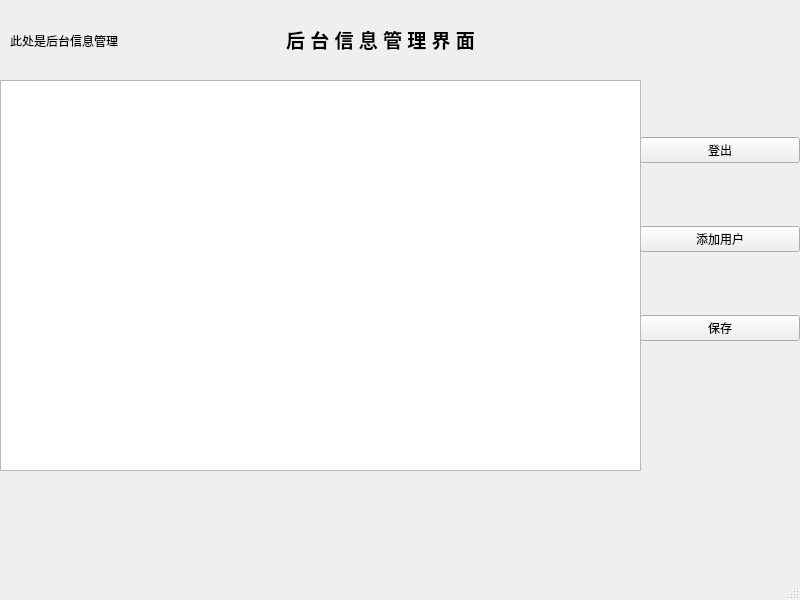
Before: the Qt Designer form CDSignInSystem/backend.ui in ClearDewy/CDSignInSystem, drawn with Qt 5.
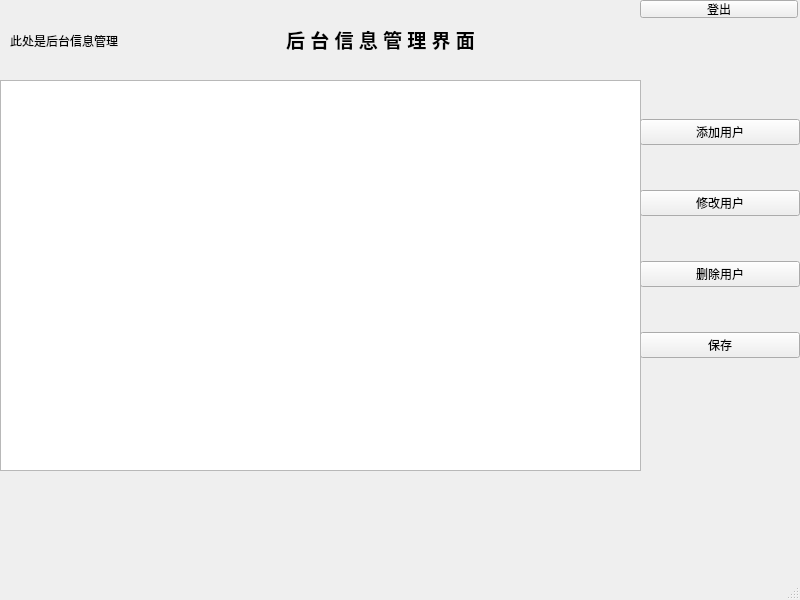
After: the same form once the commit is applied.

Commit message: Add user option and sign in option

The edit to the form file:
```diff
--- a/CDSignInSystem/backend.ui
+++ b/CDSignInSystem/backend.ui
@@ -37,13 +37,6 @@
      </rect>
     </property>
     <layout class="QVBoxLayout" name="verticalLayout">
-     <item>
-      <widget class="QPushButton" name="LogOut">
-       <property name="text">
-        <string>登出</string>
-       </property>
-      </widget>
-     </item>
      <item>
       <widget class="QPushButton" name="addButton">
        <property name="text">
@@ -51,6 +44,20 @@
        </property>
       </widget>
      </item>
+     <item>
+      <widget class="QPushButton" name="updateUserButton">
+       <property name="text">
+        <string>修改用户</string>
+       </property>
+      </widget>
+     </item>
+     <item>
+      <widget class="QPushButton" name="deleteUserButton">
+       <property name="text">
+        <string>删除用户</string>
+       </property>
+      </widget>
+     </item>
      <item>
       <widget class="QPushButton" name="saveButton">
        <property name="text">
@@ -87,6 +94,22 @@
       <width>641</width>
       <height>391</height>
      </rect>
+    </property>
+    <property name="editTriggers">
+     <set>QAbstractItemView::NoEditTriggers</set>
+    </property>
+   </widget>
+   <widget class="QPushButton" name="LogOut">
+    <property name="geometry">
+     <rect>
+      <x>640</x>
+      <y>0</y>
+      <width>158</width>
+      <height>18</height>
+     </rect>
+    </property>
+    <property name="text">
+     <string>登出</string>
     </property>
    </widget>
   </widget>
```
Left out of the diff: 2 changed lines with no effect on the pictures. The commit also changes 10 other files.
